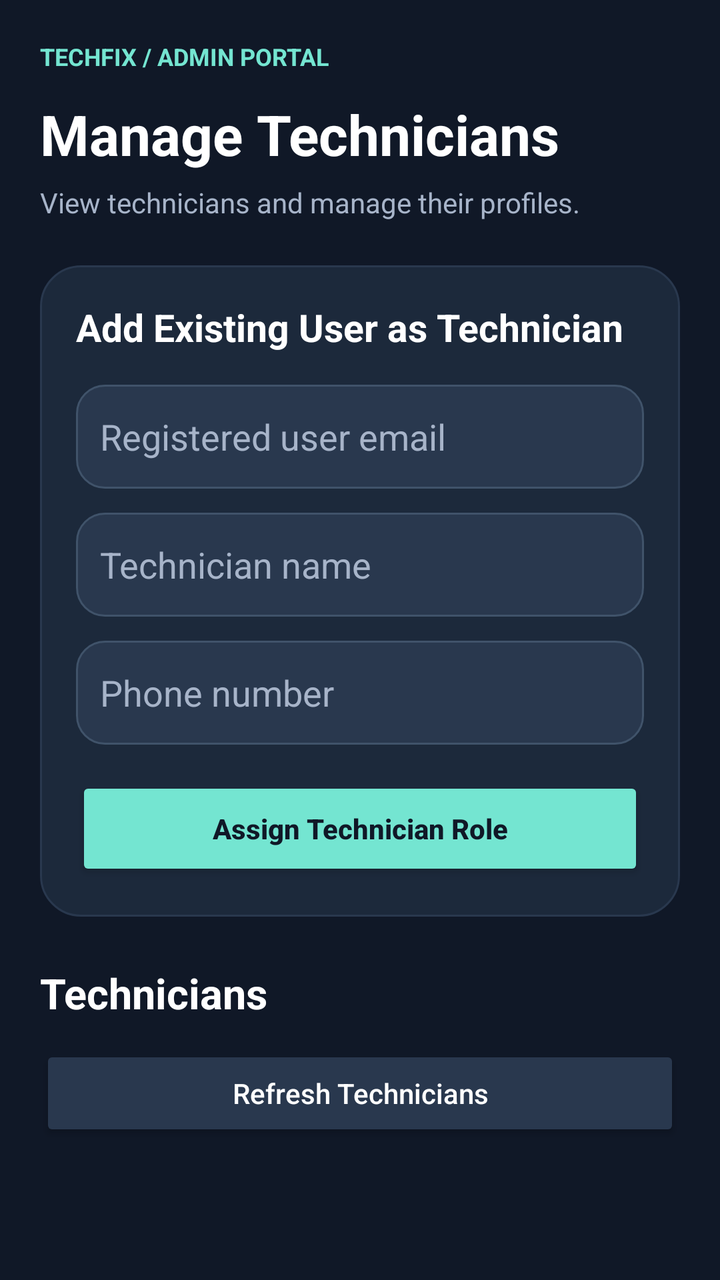
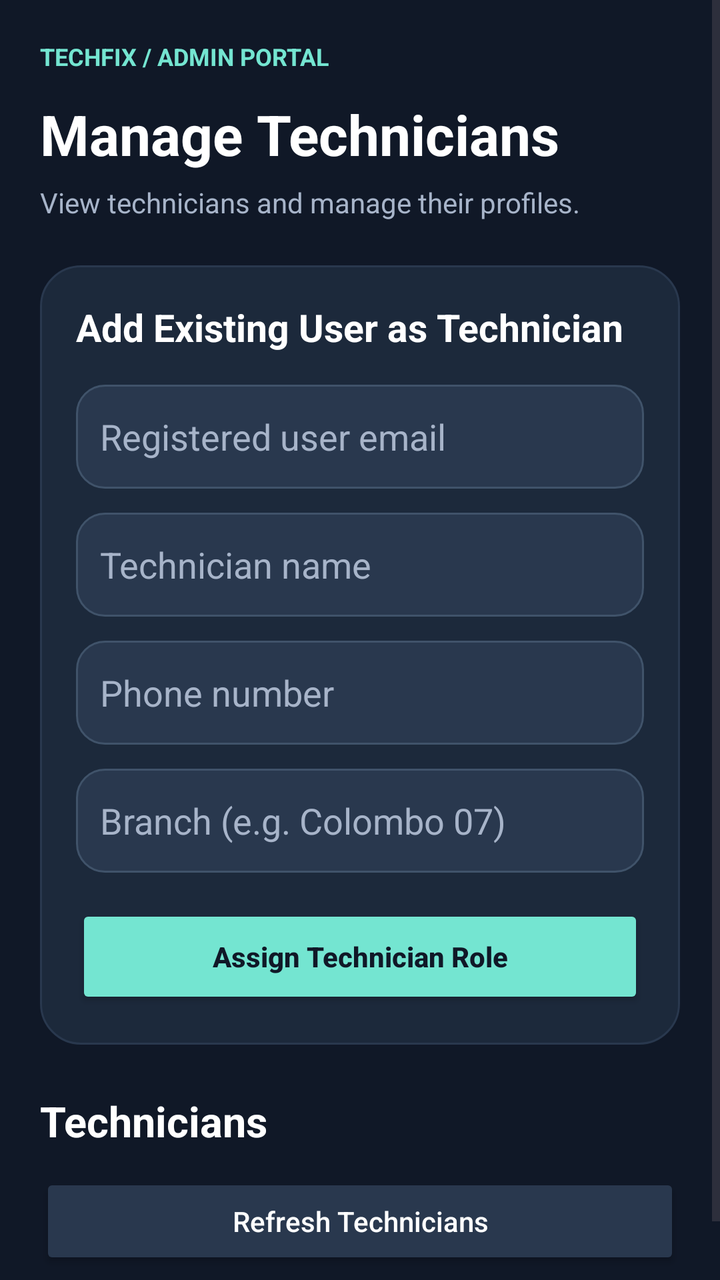

Screens rendered from an Android XML layout before and after an edit, with the pre-edit source and the edit as a unified diff.
<!-- AndroidManifest.xml: application theme Theme.Techfix -->
<!-- res/layout/activity_manage_technicians.xml -->
<?xml version="1.0" encoding="utf-8"?>
<ScrollView
    xmlns:android="http://schemas.android.com/apk/res/android"
    android:layout_width="match_parent"
    android:layout_height="match_parent"
    android:background="@color/tech_background"
    android:fillViewport="true">

    <LinearLayout
        android:layout_width="match_parent"
        android:layout_height="wrap_content"
        android:orientation="vertical"
        android:padding="20dp">

        <TextView
            android:layout_width="match_parent"
            android:layout_height="wrap_content"
            android:text="TECHFIX / ADMIN PORTAL"
            android:textColor="@color/tech_teal"
            android:textSize="12sp"
            android:textStyle="bold" />

        <TextView
            android:layout_width="match_parent"
            android:layout_height="wrap_content"
            android:layout_marginTop="12dp"
            android:text="Manage Technicians"
            android:textColor="@color/tech_text"
            android:textSize="28sp"
            android:textStyle="bold" />

        <TextView
            android:layout_width="match_parent"
            android:layout_height="wrap_content"
            android:layout_marginTop="6dp"
            android:text="View technicians and manage their profiles."
            android:textColor="@color/tech_text_secondary"
            android:textSize="14sp" />

        <LinearLayout
            android:layout_width="match_parent"
            android:layout_height="wrap_content"
            android:layout_marginTop="22dp"
            android:background="@drawable/bg_tech_card"
            android:orientation="vertical"
            android:padding="18dp">

            <TextView
                android:id="@+id/txtTechnicianFormTitle"
                android:layout_width="match_parent"
                android:layout_height="wrap_content"
                android:text="Add Existing User as Technician"
                android:textColor="@color/tech_text"
                android:textSize="19sp"
                android:textStyle="bold" />

            <EditText
                android:id="@+id/editTechnicianEmail"
                android:layout_width="match_parent"
                android:layout_height="52dp"
                android:layout_marginTop="16dp"
                android:background="@drawable/bg_tech_input"
                android:hint="Registered user email"
                android:inputType="textEmailAddress"
                android:padding="12dp"
                android:singleLine="true"
                android:textColor="@color/tech_text"
                android:textColorHint="@color/tech_text_secondary" />

            <EditText
                android:id="@+id/editTechnicianName"
                android:layout_width="match_parent"
                android:layout_height="52dp"
                android:layout_marginTop="12dp"
                android:background="@drawable/bg_tech_input"
                android:hint="Technician name"
                android:inputType="textPersonName"
                android:padding="12dp"
                android:singleLine="true"
                android:textColor="@color/tech_text"
                android:textColorHint="@color/tech_text_secondary" />

            <EditText
                android:id="@+id/editTechnicianPhone"
                android:layout_width="match_parent"
                android:layout_height="52dp"
                android:layout_marginTop="12dp"
                android:background="@drawable/bg_tech_input"
                android:hint="Phone number"
                android:inputType="phone"
                android:padding="12dp"
                android:singleLine="true"
                android:textColor="@color/tech_text"
                android:textColorHint="@color/tech_text_secondary" />

            <Button
                android:id="@+id/btnSaveTechnician"
                android:layout_width="match_parent"
                android:layout_height="52dp"
                android:layout_marginTop="16dp"
                android:backgroundTint="@color/tech_teal"
                android:text="Assign Technician Role"
                android:textAllCaps="false"
                android:textColor="@color/tech_background"
                android:textStyle="bold" />

            <Button
                android:id="@+id/btnCancelTechnicianEdit"
                android:layout_width="match_parent"
                android:layout_height="48dp"
                android:layout_marginTop="8dp"
                android:backgroundTint="@color/tech_surface_light"
                android:text="Cancel Editing"
                android:textAllCaps="false"
                android:textColor="@color/tech_text"
                android:visibility="gone" />

        </LinearLayout>

        <TextView
            android:id="@+id/txtTechnicianCount"
            android:layout_width="match_parent"
            android:layout_height="wrap_content"
            android:layout_marginTop="24dp"
            android:text="Technicians"
            android:textColor="@color/tech_text"
            android:textSize="21sp"
            android:textStyle="bold" />

        <Button
            android:id="@+id/btnRefreshTechnicians"
            android:layout_width="match_parent"
            android:layout_height="48dp"
            android:layout_marginTop="12dp"
            android:backgroundTint="@color/tech_surface_light"
            android:text="Refresh Technicians"
            android:textAllCaps="false"
            android:textColor="@color/tech_text" />

        <ProgressBar
            android:id="@+id/techniciansProgressBar"
            android:layout_width="wrap_content"
            android:layout_height="wrap_content"
            android:layout_gravity="center_horizontal"
            android:layout_marginTop="18dp"
            android:indeterminateTint="@color/tech_teal"
            android:visibility="gone" />

        <TextView
            android:id="@+id/txtNoTechnicians"
            android:layout_width="match_parent"
            android:layout_height="wrap_content"
            android:layout_marginTop="18dp"
            android:gravity="center"
            android:padding="18dp"
            android:text="No technicians found."
            android:textColor="@color/tech_text_secondary"
            android:visibility="gone" />

        <LinearLayout
            android:id="@+id/techniciansContainer"
            android:layout_width="match_parent"
            android:layout_height="wrap_content"
            android:layout_marginTop="16dp"
            android:orientation="vertical" />

    </LinearLayout>

</ScrollView>
<!-- resources referenced by this layout -->
<resources>
  <color name="tech_background">#101827</color>
  <color name="tech_surface_light">#29384E</color>
  <color name="tech_teal">#74E5D1</color>
  <color name="tech_text">#FFFFFF</color>
  <color name="tech_text_secondary">#A7B4C9</color>
  <!-- drawable bg_tech_card (drawable) -->
  <?xml version="1.0" encoding="utf-8"?>
  <shape xmlns:android="http://schemas.android.com/apk/res/android"
      android:shape="rectangle">
  
      <solid android:color="@color/tech_surface" />
  
      <corners android:radius="20dp" />
  
      <stroke
          android:width="1dp"
          android:color="@color/tech_surface_light" />
  
  </shape>
  <!-- drawable bg_tech_input (drawable) -->
  <?xml version="1.0" encoding="utf-8"?>
  <shape xmlns:android="http://schemas.android.com/apk/res/android"
      android:shape="rectangle">
  
      <solid android:color="@color/tech_surface_light" />
  
      <corners android:radius="14dp" />
  
      <stroke
          android:width="1dp"
          android:color="#40536A" />
  
  </shape>
  <style name="Theme.Techfix" parent="Base.Theme.Techfix" />
  <color name="tech_surface">#1C293B</color>
  <style name="Base.Theme.Techfix" parent="Theme.Material3.DayNight.NoActionBar">
          
          
      </style>
</resources>

<!-- the commit's change to res/layout/activity_manage_technicians.xml (unified diff, before → after) -->
@@ -93,6 +93,21 @@
                 android:textColor="@color/tech_text"
                 android:textColorHint="@color/tech_text_secondary" />
 
+
+            <EditText
+                android:id="@+id/editTechnicianBranch"
+                android:layout_width="match_parent"
+                android:layout_height="52dp"
+                android:layout_marginTop="12dp"
+                android:background="@drawable/bg_tech_input"
+                android:hint="Branch (e.g. Colombo 07)"
+                android:inputType="textCapWords"
+                android:padding="12dp"
+                android:singleLine="true"
+                android:textColor="@color/tech_text"
+                android:textColorHint="@color/tech_text_secondary" />
+
+
             <Button
                 android:id="@+id/btnSaveTechnician"
                 android:layout_width="match_parent"
